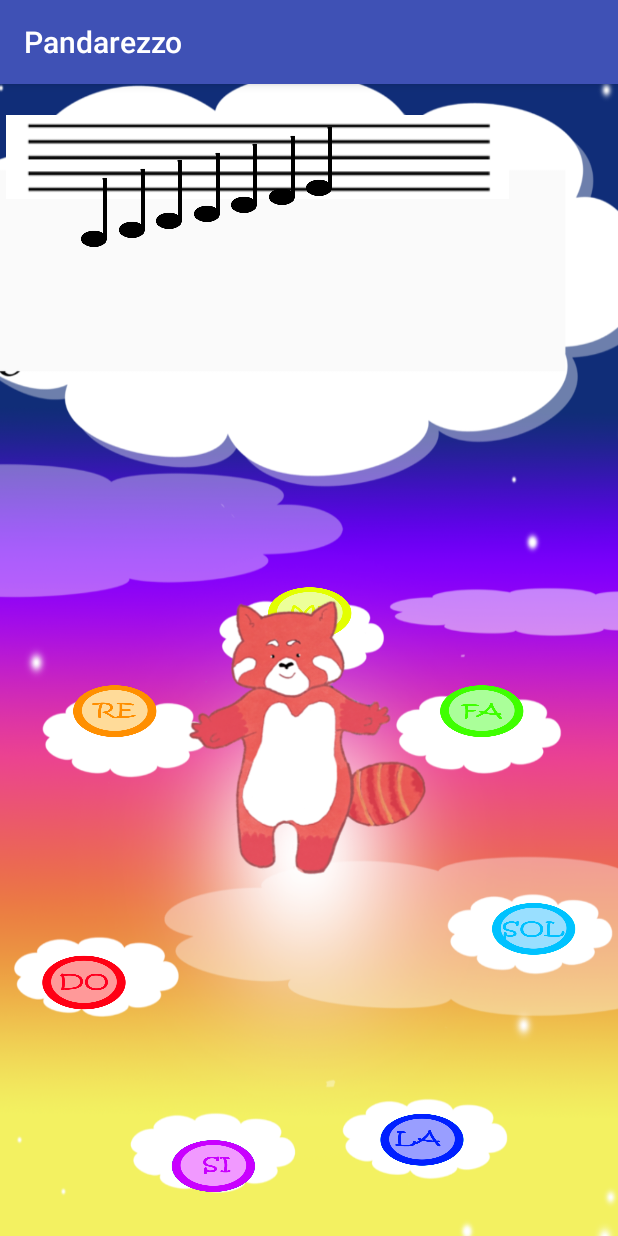
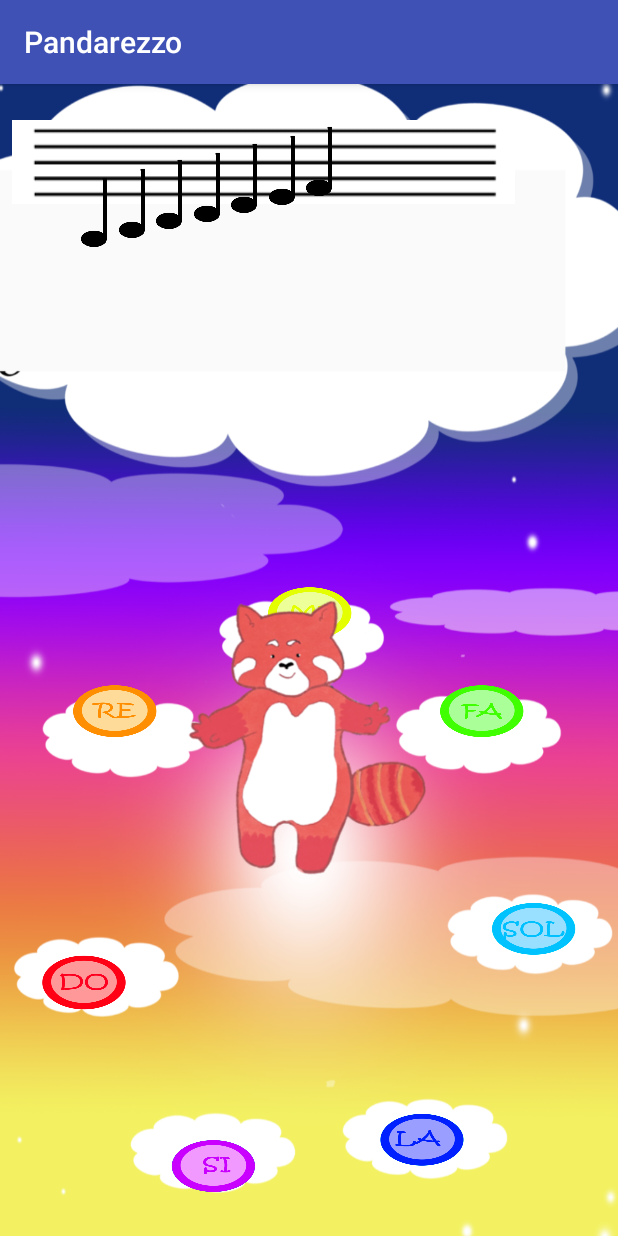
Before and after one commit to TheGroovINTpanda/Pandarezzo, an Android app: the Niveau1 screen opened directly, with no data from a screen before it, on a phone screen of 412 x 824 dp. Run offline under Robolectric (Android 15) with nearby library versions, the phone set to English and light mode, and no system bars.

```diff
--- a/app/src/main/java/com/redpanda/pandarezzo/GameEngine.java
+++ b/app/src/main/java/com/redpanda/pandarezzo/GameEngine.java
@@ -31,13 +31,13 @@ public class GameEngine {
 
     public ArrayList<Note> createNotes(){
         ArrayList<Note> notes = new ArrayList<>();
-        Note doNote = new Note("Do", activity, R.id.noteNoire, R.drawable.do_noire);
-        Note reNote = new Note("Ré", activity, R.id.noteNoire1, R.drawable.re_noire);
-        Note miNote = new Note("Mi", activity, R.id.noteNoire2, R.drawable.mi_noire);
-        Note faNote = new Note("Fa", activity, R.id.noteNoire3, R.drawable.fa_noire);
-        Note solNote = new Note("Sal", activity, R.id.noteNoire4, R.drawable.sol_noire);
-        Note laNote = new Note("La", activity,  R.id.noteNoire5,R.drawable.la_noire);
-        Note siNote = new Note("Si", activity,  R.id.noteNoire6,R.drawable.si_noire);
+        Note doNote = new Note("Do", activity, R.id.noteNoire, R.drawable.do_noire_resize);
+        Note reNote = new Note("Ré", activity, R.id.noteNoire1, R.drawable.re_noire_resize);
+        Note miNote = new Note("Mi", activity, R.id.noteNoire2, R.drawable.mi_noire_resize);
+        Note faNote = new Note("Fa", activity, R.id.noteNoire3, R.drawable.fa_noire_resize);
+        Note solNote = new Note("Sal", activity, R.id.noteNoire4, R.drawable.sol_noire_resize);
+        Note laNote = new Note("La", activity,  R.id.noteNoire5,R.drawable.la_noire_resize);
+        Note siNote = new Note("Si", activity,  R.id.noteNoire6,R.drawable.si_noire_resize);
 
         notes.add(doNote);
         notes.add(reNote);
--- a/app/src/main/res/layout/niveau1.xml
+++ b/app/src/main/res/layout/niveau1.xml
@@ -123,12 +123,12 @@
     <ImageView
         android:id="@+id/imageViewPortee_resize"
         android:layout_width="335dp"
-        android:layout_height="97dp"
-        android:layout_marginStart="4dp"
+        android:layout_height="104dp"
+        android:layout_marginStart="8dp"
         android:visibility="visible"
         app:layout_constraintStart_toStartOf="parent"
         app:srcCompat="@drawable/background_portee_resize"
-        tools:layout_editor_absoluteY="32dp" />
+        tools:layout_editor_absoluteY="28dp" />
 
 
     <ImageView
```
